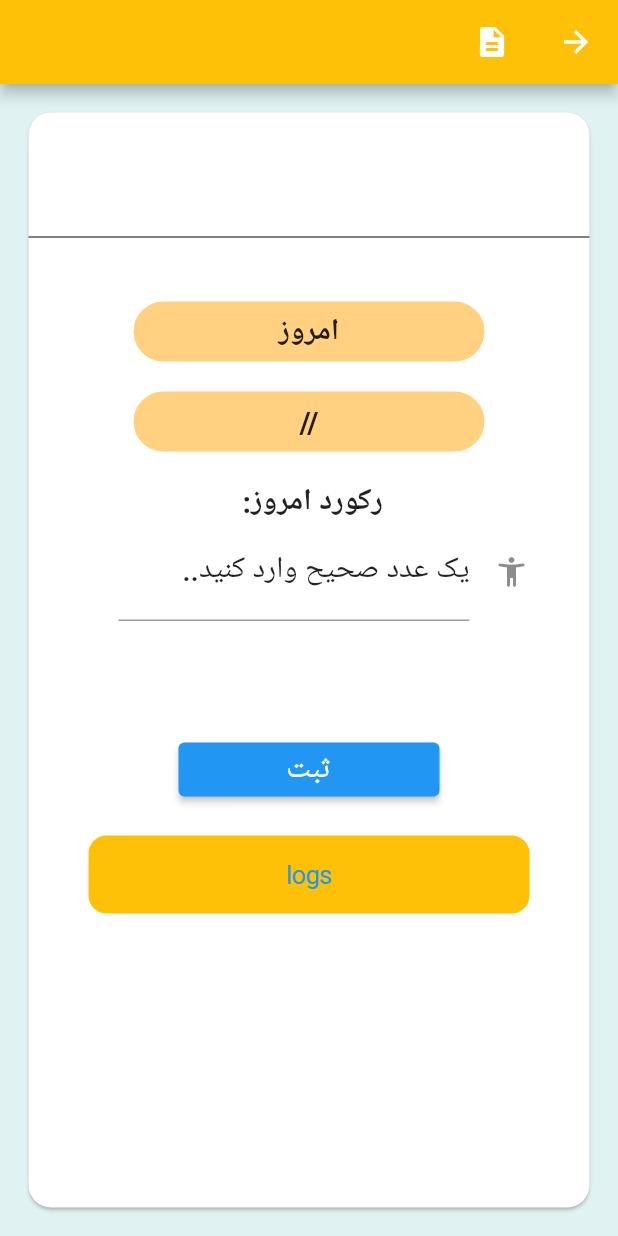
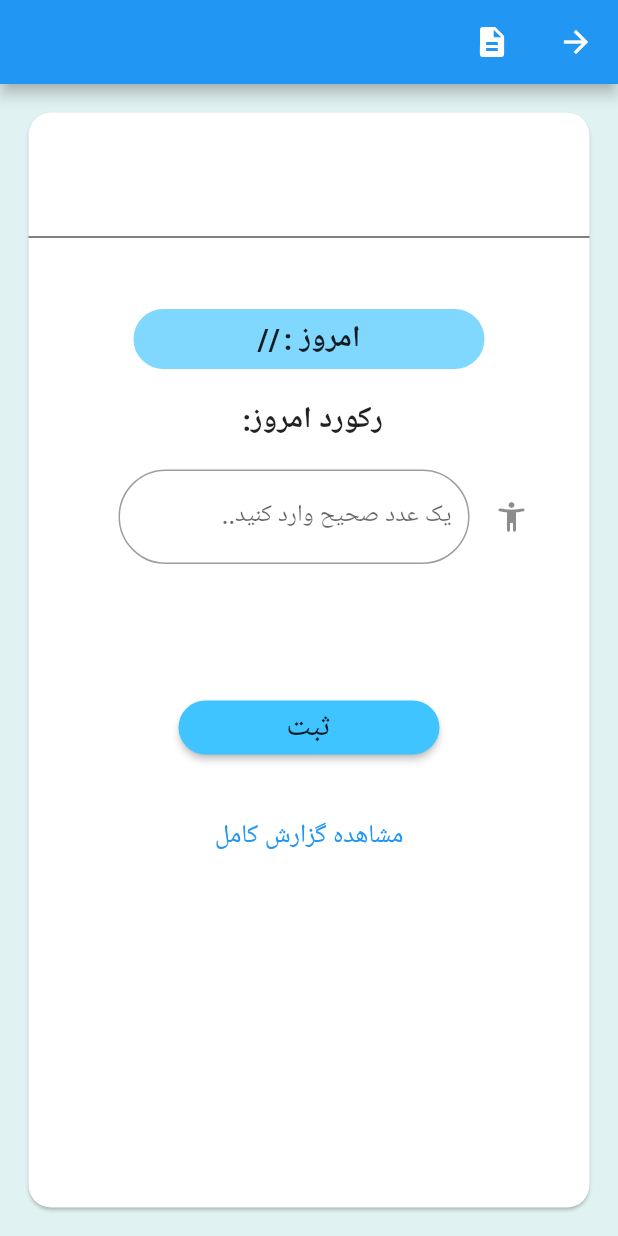
Before and after one commit to soraya-mi/Boojoo, a Flutter app: the HabitWithCue_Page screen opened directly with empty values, on a phone screen of 412 x 824 dp. Run offline on Flutter 3.47's test engine with Material 2 defaults, Android fonts, the phone set to English and light mode, and no system bars; our stand-ins replace after_layout, animated_text_kit, another_flushbar, ant_icons, charts_flutter, connectivity and 11 more; missing offline and left inert: auto_direction, flutter_statusbarcolor, icon_picker, jalali_calendar, persian_datetime_picker, random_color; accounts and stored records are empty; project files that could hold a hidden picture were left out.

Commit message:
log ui cahnged.

```diff
--- a/lib/Habit-With-Cue-Log/habit_with_cue_page.dart
+++ b/lib/Habit-With-Cue-Log/habit_with_cue_page.dart
@@ -114,7 +114,7 @@ class HabitWithCue_PageState extends State<HabitWithCue_Page> {
                     Text(appBarTitle),
                   ],
                 ),
-                backgroundColor: Colors.amber,
+                backgroundColor: Colors.blue,
                 leading: IconButton(
                   icon: Icon(Icons.arrow_back),
                   // padding: EdgeInsets.only(right: 200),
@@ -151,27 +151,27 @@ class HabitWithCue_PageState extends State<HabitWithCue_Page> {
                       SizedBox(
                         height: 20,
                       ),
-                      Container(
-                        decoration: BoxDecoration(
-                            color: Colors.orangeAccent[100],
-                            border: Border.all(
-                              color: Colors.orangeAccent[100],
-                            ),
-                            borderRadius:
-                                BorderRadius.all(Radius.circular(20))),
-                        height: 40.0,
-                        margin: EdgeInsets.fromLTRB(70.0, 15.0, 70.0, 0.0),
-                        alignment: Alignment.center,
-                        child: Text(
-                          "امروز",
-                          style: TextStyle(
-                            fontSize: 20.0,
-                            fontWeight: FontWeight.bold,
-                          ),
-                        ),
-                        // color: Colors.orangeAccent[100],
-                        width: 40,
-                      ),
+                      // Container(
+                      //   decoration: BoxDecoration(
+                      //       color: Colors.lightBlueAccent[100],
+                      //       border: Border.all(
+                      //         color: Colors.lightBlueAccent[100],
+                      //       ),
+                      //       borderRadius:
+                      //           BorderRadius.all(Radius.circular(20))),
+                      //   height: 40.0,
+                      //   margin: EdgeInsets.fromLTRB(70.0, 15.0, 70.0, 0.0),
+                      //   alignment: Alignment.center,
+                      //   child: Text(
+                      //     "امروز",
+                      //     style: TextStyle(
+                      //       fontSize: 20.0,
+                      //       fontWeight: FontWeight.bold,
+                      //     ),
+                      //   ),
+                      //   // color: Colors.orangeAccent[100],
+                      //   width: 40,
+                      // ),
                       Container(
                         height: 40.0,
                         margin: EdgeInsets.symmetric(
@@ -180,29 +180,33 @@ class HabitWithCue_PageState extends State<HabitWithCue_Page> {
                         ),
                         alignment: Alignment.center,
                         child: Text(
-                          todayDate,
+                          "امروز : " + todayDate,
                           style: TextStyle(
                             fontSize: 20.0,
                             fontWeight: FontWeight.bold,
                           ),
                         ),
                         decoration: BoxDecoration(
-                            color: Colors.orangeAccent[100],
+                            color: Colors.lightBlueAccent[100],
                             border: Border.all(
-                              color: Colors.orangeAccent[100],
+                              color: Colors.lightBlueAccent[100],
                             ),
                             borderRadius:
                                 BorderRadius.all(Radius.circular(20))),
                         width: 40,
                       ),
                       Center(
-                          child: Text(
-                        "رکورد امروز: ",
-                        style: TextStyle(
-                          fontSize: 20.0,
-                          fontWeight: FontWeight.bold,
+                        child: Text(
+                          "رکورد امروز: ",
+                          style: TextStyle(
+                            fontSize: 20.0,
+                            fontWeight: FontWeight.bold,
+                          ),
                         ),
-                      )),
+                      ),
+                      SizedBox(
+                        height: 20.0,
+                      ),
                       Padding(
                         padding: EdgeInsets.fromLTRB(60.0, 0.0, 30, 0),
                         child: TextField(
@@ -223,13 +227,21 @@ class HabitWithCue_PageState extends State<HabitWithCue_Page> {
                           },
                           decoration: InputDecoration(
                             labelText: label,
-                            labelStyle: textStyle,
+                            labelStyle: TextStyle(
+                              fontSize: 16.0,
+                            ),
+                            border: new OutlineInputBorder(
+                              borderRadius: new BorderRadius.circular(40.0),
+                            ),
                             icon: Padding(
                               padding: const EdgeInsets.only(right: 10.0),
                               child: Icon(Icons.accessibility_new_rounded),
                             ),
                           ),
                         ),
+                      ),
+                      SizedBox(
+                        height: 10.0,
                       ),
                       Center(
                         child: Padding(
@@ -250,10 +262,11 @@ class HabitWithCue_PageState extends State<HabitWithCue_Page> {
                           horizontal: 100.0,
                           vertical: 20.0,
                         ),
-                        child: ElevatedButton(
-                          // textColor: Colors.white,
-                          // color: Colors.teal[300],
-                          // padding: const EdgeInsets.all(8.0),
+                        child: RaisedButton(
+                          shape: RoundedRectangleBorder(
+                            borderRadius: BorderRadius.circular(30),
+                          ),
+                          color: Colors.lightBlueAccent,
                           child: Text(
                             'ثبت',
                             textScaleFactor: 1.5,
@@ -270,11 +283,12 @@ class HabitWithCue_PageState extends State<HabitWithCue_Page> {
                         ),
                       ),
                       Container(
-                        padding: EdgeInsets.symmetric(horizontal: 40.0),
-                        margin: EdgeInsets.only(bottom: 0.0),
+                        alignment: Alignment.bottomCenter,
+                        // padding: EdgeInsets.symmetric(horizontal: 40.0),
+                        // margin: EdgeInsets.only(bottom: 0.0),
                         child: CupertinoButton(
-                          child: Text("logs"),
-                          color: Colors.amber,
+                          child: Text("مشاهده گزارش کامل"),
+                          // color: Colors.blue,
                           onPressed: () {
                             setState(() {
                               // AddFakeData();
```
